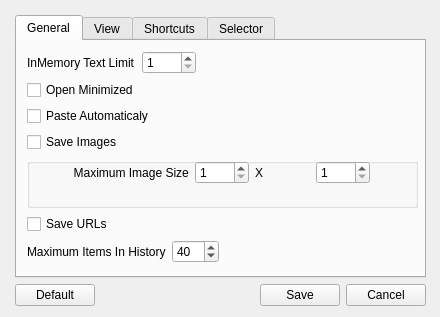
First picture: the form in views/settingswindow.ui, repository rusith/genius, before the edit.
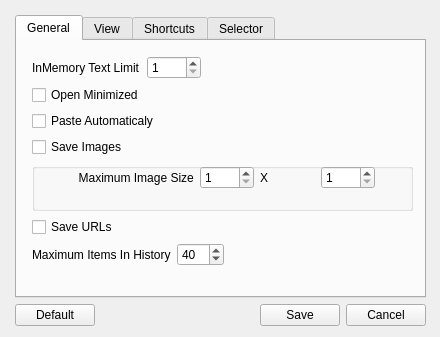
Second picture: the form after the edit. The open tabs and pages were chosen to show the change. Icons and pictures are not drawn.

Patch:
```diff
--- a/views/settingswindow.ui
+++ b/views/settingswindow.ui
@@ -7,7 +7,7 @@
     <x>0</x>
     <y>0</y>
     <width>440</width>
-    <height>317</height>
+    <height>337</height>
    </rect>
   </property>
   <property name="windowTitle">
@@ -24,7 +24,7 @@
       <x>10</x>
       <y>10</y>
       <width>421</width>
-      <height>301</height>
+      <height>321</height>
      </rect>
     </property>
     <layout class="QVBoxLayout" name="verticalLayout_2">
@@ -55,10 +55,22 @@
            <x>10</x>
            <y>10</y>
            <width>391</width>
-           <height>212</height>
+           <height>220</height>
           </rect>
          </property>
          <layout class="QVBoxLayout" name="VL2">
+          <property name="leftMargin">
+           <number>5</number>
+          </property>
+          <property name="topMargin">
+           <number>5</number>
+          </property>
+          <property name="rightMargin">
+           <number>5</number>
+          </property>
+          <property name="bottomMargin">
+           <number>5</number>
+          </property>
           <item>
            <layout class="QHBoxLayout" name="horizontalLayout_14">
             <item>
```
Left out of the diff: 2 changed lines with no effect on the pictures.
